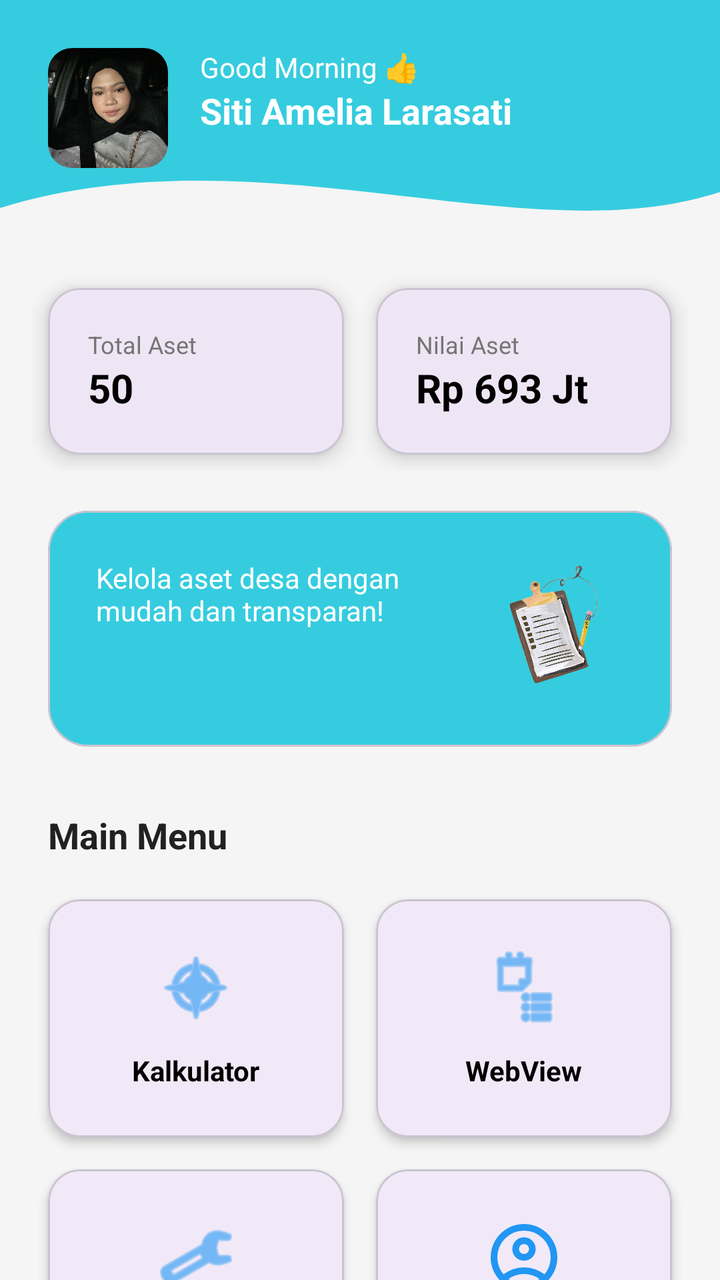
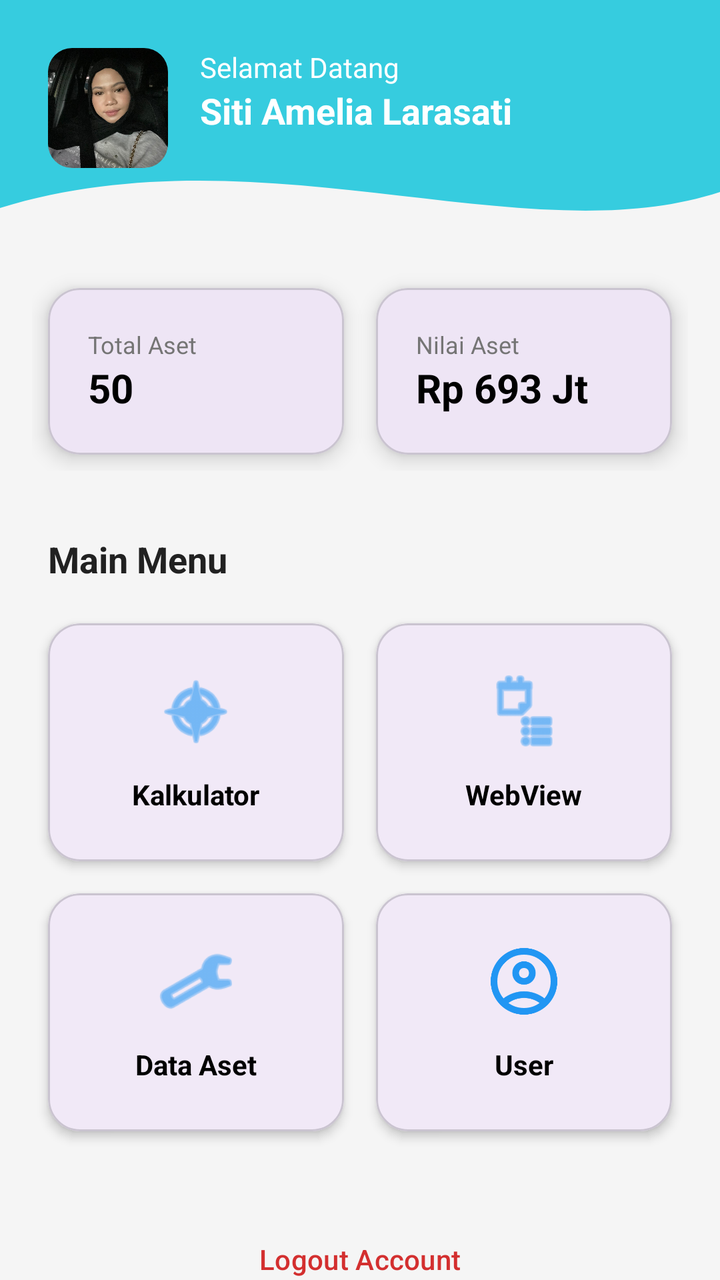

Compare the two renders of this Android layout. The source of the first and the diff that turns it into the second are given below.
<!-- AndroidManifest.xml: application theme Theme.Amelcat -->
<!-- res/layout/fragment_home.xml -->
<?xml version="1.0" encoding="utf-8"?>
<androidx.core.widget.NestedScrollView
    xmlns:android="http://schemas.android.com/apk/res/android"
    xmlns:app="http://schemas.android.com/apk/res-auto"
    xmlns:tools="http://schemas.android.com/tools"
    android:layout_width="match_parent"
    android:layout_height="match_parent"
    android:fillViewport="true"
    android:background="@color/background">

    <androidx.constraintlayout.widget.ConstraintLayout
        android:id="@+id/main"
        android:layout_width="match_parent"
        android:layout_height="wrap_content"
        android:paddingBottom="32dp">

        <View
            android:id="@+id/headerView"
            android:layout_width="match_parent"
            android:layout_height="120dp"
            android:background="@drawable/bg_header_home"
            app:layout_constraintTop_toTopOf="parent" />

        <com.google.android.material.imageview.ShapeableImageView
            android:id="@+id/ivProfile"
            android:layout_width="60dp"
            android:layout_height="60dp"
            android:layout_marginStart="24dp"
            android:layout_marginTop="24dp"
            android:scaleType="centerCrop"
            android:src="@drawable/profile"
            app:layout_constraintStart_toStartOf="parent"
            app:layout_constraintTop_toTopOf="parent"
            app:shapeAppearanceOverlay="@style/ShapeAppearance.Material3.Corner.Medium" />

        <TextView
            android:id="@+id/tvGreeting"
            android:layout_width="wrap_content"
            android:layout_height="wrap_content"
            android:layout_marginStart="16dp"
            android:text="Good Morning 👍"
            android:textColor="@color/white"
            app:layout_constraintStart_toEndOf="@id/ivProfile"
            app:layout_constraintTop_toTopOf="@id/ivProfile" />

        <TextView
            android:id="@+id/tvProfileName"
            android:layout_width="wrap_content"
            android:layout_height="wrap_content"
            android:text="Siti Amelia Larasati"
            android:textColor="@color/white"
            android:textSize="18sp"
            android:textStyle="bold"
            app:layout_constraintStart_toStartOf="@id/tvGreeting"
            app:layout_constraintTop_toBottomOf="@id/tvGreeting" />

        <LinearLayout
            android:id="@+id/layoutStats"
            android:layout_width="match_parent"
            android:layout_height="wrap_content"
            android:layout_marginTop="16dp"
            android:orientation="horizontal"
            android:paddingHorizontal="16dp"
            android:weightSum="2"
            app:layout_constraintTop_toBottomOf="@id/headerView">

            <com.google.android.material.card.MaterialCardView
                android:layout_width="0dp"
                android:layout_height="wrap_content"
                android:layout_weight="1"
                android:layout_margin="8dp"
                app:cardCornerRadius="16dp"
                app:cardElevation="6dp">

                <LinearLayout
                    android:layout_width="match_parent"
                    android:layout_height="wrap_content"
                    android:orientation="vertical"
                    android:padding="20dp">

                    <TextView
                        android:layout_width="wrap_content"
                        android:layout_height="wrap_content"
                        android:text="Total Aset"
                        android:textColor="@color/text_secondary"
                        android:textSize="12sp" />

                    <TextView
                        android:layout_width="wrap_content"
                        android:layout_height="wrap_content"
                        android:text="50"
                        android:textColor="@color/black"
                        android:textSize="20sp"
                        android:textStyle="bold" />
                </LinearLayout>
            </com.google.android.material.card.MaterialCardView>

            <com.google.android.material.card.MaterialCardView
                android:layout_width="0dp"
                android:layout_height="wrap_content"
                android:layout_weight="1"
                android:layout_margin="8dp"
                app:cardCornerRadius="16dp"
                app:cardElevation="6dp">

                <LinearLayout
                    android:layout_width="match_parent"
                    android:layout_height="wrap_content"
                    android:orientation="vertical"
                    android:padding="20dp">

                    <TextView
                        android:layout_width="wrap_content"
                        android:layout_height="wrap_content"
                        android:text="Nilai Aset"
                        android:textColor="@color/text_secondary"
                        android:textSize="12sp" />

                    <TextView
                        android:layout_width="wrap_content"
                        android:layout_height="wrap_content"
                        android:text="Rp 693 Jt"
                        android:textColor="@color/black"
                        android:textSize="20sp"
                        android:textStyle="bold" />
                </LinearLayout>
            </com.google.android.material.card.MaterialCardView>
        </LinearLayout>

        <com.google.android.material.card.MaterialCardView
            android:id="@+id/cardBanner"
            android:layout_width="match_parent"
            android:layout_height="wrap_content"
            android:layout_marginHorizontal="24dp"
            android:layout_marginTop="20dp"
            app:cardBackgroundColor="@color/accent"
            app:cardCornerRadius="20dp"
            app:layout_constraintTop_toBottomOf="@id/layoutStats">

            <RelativeLayout
                android:layout_width="match_parent"
                android:layout_height="wrap_content"
                android:padding="24dp">

                <TextView
                    android:layout_width="wrap_content"
                    android:layout_height="wrap_content"
                    android:layout_alignParentStart="true"
                    android:layout_toStartOf="@id/ivKoper"
                    android:text="Kelola aset desa dengan mudah dan transparan!"
                    android:textColor="@color/white"
                    android:textSize="14sp" />

                <ImageView
                    android:id="@+id/ivKoper"
                    android:layout_width="70dp"
                    android:layout_height="70dp"
                    android:layout_alignParentEnd="true"
                    android:layout_centerVertical="true"
                    android:src="@drawable/aset" />
            </RelativeLayout>
        </com.google.android.material.card.MaterialCardView>

        <TextView
            android:id="@+id/labelMenu"
            android:layout_width="wrap_content"
            android:layout_height="wrap_content"
            android:layout_marginStart="24dp"
            android:layout_marginTop="32dp"
            android:text="Main Menu"
            android:textColor="@color/text_primary"
            android:textSize="18sp"
            android:textStyle="bold"
            app:layout_constraintStart_toStartOf="parent"
            app:layout_constraintTop_toBottomOf="@id/cardBanner" />

        <GridLayout
            android:id="@+id/menuGrid"
            android:layout_width="match_parent"
            android:layout_height="wrap_content"
            android:layout_marginTop="12dp"
            android:columnCount="2"
            android:paddingHorizontal="16dp"
            app:layout_constraintTop_toBottomOf="@id/labelMenu">

            <com.google.android.material.card.MaterialCardView
                android:id="@+id/btnRumus"
                android:layout_width="0dp"
                android:layout_height="wrap_content"
                android:layout_columnWeight="1"
                android:layout_margin="8dp"
                app:cardCornerRadius="16dp"
                app:cardElevation="3dp">
                <LinearLayout
                    android:layout_width="match_parent"
                    android:layout_height="wrap_content"
                    android:gravity="center"
                    android:padding="24dp"
                    android:orientation="vertical">
                    <ImageView android:layout_width="40dp" android:layout_height="40dp" android:src="@android:drawable/ic_menu_compass" app:tint="@color/primary"/>
                    <TextView android:layout_width="wrap_content" android:layout_height="wrap_content" android:text="Kalkulator" android:textColor="@color/black" android:textStyle="bold" android:layout_marginTop="12dp"/>
                </LinearLayout>
            </com.google.android.material.card.MaterialCardView>

            <com.google.android.material.card.MaterialCardView
                android:id="@+id/btnWebView"
                android:layout_width="0dp"
                android:layout_height="wrap_content"
                android:layout_columnWeight="1"
                android:layout_margin="8dp"
                app:cardCornerRadius="16dp"
                app:cardElevation="3dp">
                <LinearLayout
                    android:layout_width="match_parent"
                    android:layout_height="wrap_content"
                    android:gravity="center"
                    android:padding="24dp"
                    android:orientation="vertical">
                    <ImageView android:layout_width="40dp" android:layout_height="40dp" android:src="@android:drawable/ic_menu_agenda" app:tint="@color/primary"/>
                    <TextView android:layout_width="wrap_content" android:layout_height="wrap_content" android:text="WebView" android:textColor="@color/black" android:textStyle="bold" android:layout_marginTop="12dp"/>
                </LinearLayout>
            </com.google.android.material.card.MaterialCardView>

            <com.google.android.material.card.MaterialCardView
                android:id="@+id/btnDataAset"
                android:layout_width="0dp"
                android:layout_height="wrap_content"
                android:layout_columnWeight="1"
                android:layout_margin="8dp"
                app:cardCornerRadius="16dp"
                app:cardElevation="3dp">
                <LinearLayout
                    android:layout_width="match_parent"
                    android:layout_height="wrap_content"
                    android:gravity="center"
                    android:padding="24dp"
                    android:orientation="vertical">
                    <ImageView android:layout_width="40dp" android:layout_height="40dp" android:src="@android:drawable/ic_menu_manage" app:tint="@color/primary"/>
                    <TextView android:layout_width="wrap_content" android:layout_height="wrap_content" android:text="Data Aset" android:textColor="@color/black" android:textStyle="bold" android:layout_marginTop="12dp"/>
                </LinearLayout>
            </com.google.android.material.card.MaterialCardView>

            <com.google.android.material.card.MaterialCardView
                android:id="@+id/btnUser"
                android:layout_width="0dp"
                android:layout_height="wrap_content"
                android:layout_columnWeight="1"
                android:layout_margin="8dp"
                app:cardCornerRadius="16dp"
                app:cardElevation="3dp">
                <LinearLayout
                    android:layout_width="match_parent"
                    android:layout_height="wrap_content"
                    android:gravity="center"
                    android:padding="24dp"
                    android:orientation="vertical">
                    <ImageView android:layout_width="40dp" android:layout_height="40dp" android:src="@drawable/ic_profile" app:tint="@color/primary"/>
                    <TextView android:layout_width="wrap_content" android:layout_height="wrap_content" android:text="User" android:textColor="@color/black" android:textStyle="bold" android:layout_marginTop="12dp"/>
                </LinearLayout>
            </com.google.android.material.card.MaterialCardView>
        </GridLayout>

        <Button
            android:id="@+id/btnLogout"
            style="@style/Widget.Material3.Button.TonalButton"
            android:layout_width="match_parent"
            android:layout_height="wrap_content"
            android:layout_marginHorizontal="24dp"
            android:layout_marginTop="32dp"
            android:text="Logout Account"
            android:textColor="@color/error"
            app:layout_constraintTop_toBottomOf="@id/menuGrid" />

    </androidx.constraintlayout.widget.ConstraintLayout>
</androidx.core.widget.NestedScrollView>
<!-- resources referenced by this layout -->
<resources>
  <color name="accent">#36ccdf</color>
  <color name="background">#F5F5F5</color>
  <color name="black">#FF000000</color>
  <color name="error">#D32F2F</color>
  <color name="primary">#2196F3</color>
  <color name="text_primary">#212121</color>
  <color name="text_secondary">#757575</color>
  <color name="white">#FFFFFFFF</color>
  <!-- drawable aset: png bitmap (drawable, 249817 bytes) -->
  <!-- drawable bg_header_home (drawable) -->
  <?xml version="1.0" encoding="utf-8"?>
  <vector xmlns:android="http://schemas.android.com/apk/res/android"
      android:width="412dp"
      android:height="150dp"
      android:viewportWidth="412"
      android:viewportHeight="150">
  
      <path
          android:fillColor="@color/accent"
          android:pathData="M0,0H412V120C300,160 150,80 0,130Z" />
  </vector>
  <!-- drawable ic_profile (drawable) -->
  <vector xmlns:android="http://schemas.android.com/apk/res/android" android:height="24dp" android:tint="#000000" android:viewportHeight="960" android:viewportWidth="960" android:width="24dp">
        
      <path android:fillColor="@android:color/white" android:pathData="M234,684Q285,645 348,622.5Q411,600 480,600Q549,600 612,622.5Q675,645 726,684Q761,643 780.5,591Q800,539 800,480Q800,347 706.5,253.5Q613,160 480,160Q347,160 253.5,253.5Q160,347 160,480Q160,539 179.5,591Q199,643 234,684ZM380.5,479.5Q340,439 340,380Q340,321 380.5,280.5Q421,240 480,240Q539,240 579.5,280.5Q620,321 620,380Q620,439 579.5,479.5Q539,520 480,520Q421,520 380.5,479.5ZM480,880Q397,880 324,848.5Q251,817 197,763Q143,709 111.5,636Q80,563 80,480Q80,397 111.5,324Q143,251 197,197Q251,143 324,111.5Q397,80 480,80Q563,80 636,111.5Q709,143 763,197Q817,251 848.5,324Q880,397 880,480Q880,563 848.5,636Q817,709 763,763Q709,817 636,848.5Q563,880 480,880ZM580,784.5Q627,769 666,740Q627,711 580,695.5Q533,680 480,680Q427,680 380,695.5Q333,711 294,740Q333,769 380,784.5Q427,800 480,800Q533,800 580,784.5ZM523,423Q540,406 540,380Q540,354 523,337Q506,320 480,320Q454,320 437,337Q420,354 420,380Q420,406 437,423Q454,440 480,440Q506,440 523,423ZM480,380Q480,380 480,380Q480,380 480,380Q480,380 480,380Q480,380 480,380Q480,380 480,380Q480,380 480,380Q480,380 480,380Q480,380 480,380ZM480,740Q480,740 480,740Q480,740 480,740Q480,740 480,740Q480,740 480,740Q480,740 480,740Q480,740 480,740Q480,740 480,740Q480,740 480,740Z"/>
      
  </vector>
  <!-- drawable profile: jpeg bitmap (drawable, 108184 bytes) -->
  <style name="Theme.Amelcat" parent="Base.Theme.Amelcat" />
  <style name="Base.Theme.Amelcat" parent="Theme.Material3.DayNight.NoActionBar">
          
          
      </style>
</resources>

<!-- the commit's change to res/layout/fragment_home.xml (unified diff, before → after) -->
@@ -38,7 +38,7 @@
             android:layout_width="wrap_content"
             android:layout_height="wrap_content"
             android:layout_marginStart="16dp"
-            android:text="Good Morning 👍"
+            android:text="Selamat Datang"
             android:textColor="@color/white"
             app:layout_constraintStart_toEndOf="@id/ivProfile"
             app:layout_constraintTop_toTopOf="@id/ivProfile" />
@@ -126,40 +126,6 @@
                 </LinearLayout>
             </com.google.android.material.card.MaterialCardView>
         </LinearLayout>
-
-        <com.google.android.material.card.MaterialCardView
-            android:id="@+id/cardBanner"
-            android:layout_width="match_parent"
-            android:layout_height="wrap_content"
-            android:layout_marginHorizontal="24dp"
-            android:layout_marginTop="20dp"
-            app:cardBackgroundColor="@color/accent"
-            app:cardCornerRadius="20dp"
-            app:layout_constraintTop_toBottomOf="@id/layoutStats">
-
-            <RelativeLayout
-                android:layout_width="match_parent"
-                android:layout_height="wrap_content"
-                android:padding="24dp">
-
-                <TextView
-                    android:layout_width="wrap_content"
-                    android:layout_height="wrap_content"
-                    android:layout_alignParentStart="true"
-                    android:layout_toStartOf="@id/ivKoper"
-                    android:text="Kelola aset desa dengan mudah dan transparan!"
-                    android:textColor="@color/white"
-                    android:textSize="14sp" />
-
-                <ImageView
-                    android:id="@+id/ivKoper"
-                    android:layout_width="70dp"
-                    android:layout_height="70dp"
-                    android:layout_alignParentEnd="true"
-                    android:layout_centerVertical="true"
-                    android:src="@drawable/aset" />
-            </RelativeLayout>
-        </com.google.android.material.card.MaterialCardView>
 
         <TextView
             android:id="@+id/labelMenu"
@@ -172,7 +138,7 @@
             android:textSize="18sp"
             android:textStyle="bold"
             app:layout_constraintStart_toStartOf="parent"
-            app:layout_constraintTop_toBottomOf="@id/cardBanner" />
+            app:layout_constraintTop_toBottomOf="@id/layoutStats" />
 
         <GridLayout
             android:id="@+id/menuGrid"
<!-- resource entries referenced after the edit -->
@@ -1,6 +1,5 @@
 <!-- resources referenced by this layout -->
 <resources>
-  <color name="accent">#36ccdf</color>
   <color name="background">#F5F5F5</color>
   <color name="black">#FF000000</color>
   <color name="error">#D32F2F</color>
@@ -8,7 +7,6 @@
   <color name="text_primary">#212121</color>
   <color name="text_secondary">#757575</color>
   <color name="white">#FFFFFFFF</color>
-  <!-- drawable aset: png bitmap (drawable, 249817 bytes) -->
   <!-- drawable bg_header_home (drawable) -->
   <?xml version="1.0" encoding="utf-8"?>
   <vector xmlns:android="http://schemas.android.com/apk/res/android"
@@ -29,6 +27,7 @@
   </vector>
   <!-- drawable profile: jpeg bitmap (drawable, 108184 bytes) -->
   <style name="Theme.Amelcat" parent="Base.Theme.Amelcat" />
+  <color name="accent">#36ccdf</color>
   <style name="Base.Theme.Amelcat" parent="Theme.Material3.DayNight.NoActionBar">
           
           
